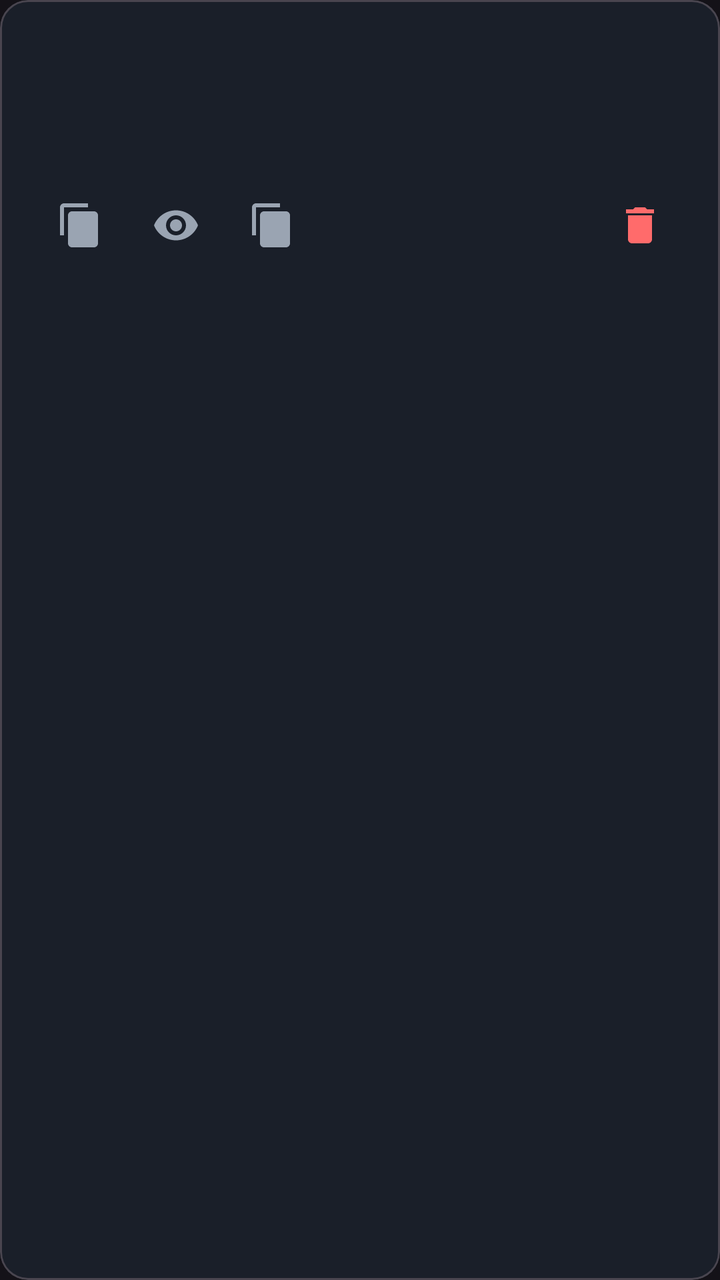
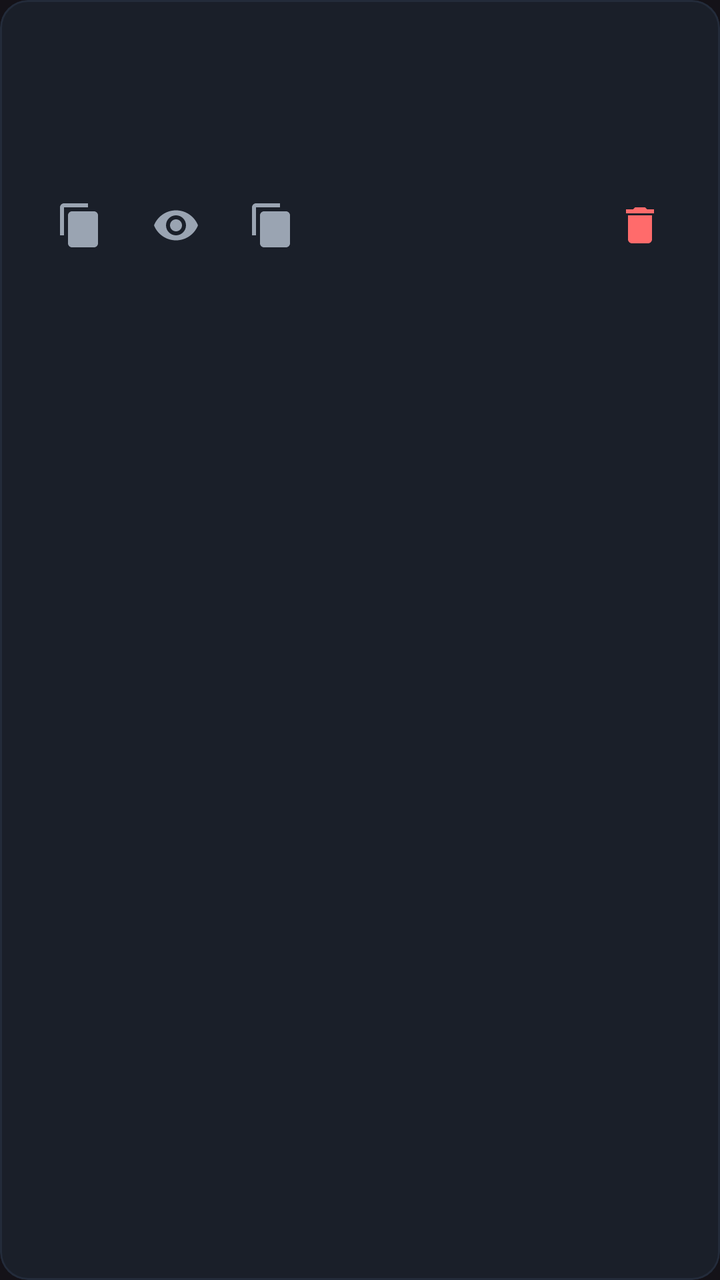

Screens rendered from an Android XML layout before and after an edit, with the pre-edit source and the edit as a unified diff.
<!-- AndroidManifest.xml: application theme Theme.PassVault -->
<!-- res/layout/item_entry.xml -->
<?xml version="1.0" encoding="utf-8"?>
<com.google.android.material.card.MaterialCardView xmlns:android="http://schemas.android.com/apk/res/android"
    xmlns:app="http://schemas.android.com/apk/res-auto"
    android:layout_width="match_parent"
    android:layout_height="wrap_content"
    android:layout_marginBottom="10dp"
    app:cardBackgroundColor="@color/vault_card"
    app:cardCornerRadius="14dp"
    app:cardElevation="0dp"
    app:rippleColor="#334F8CFF">

    <LinearLayout
        android:layout_width="match_parent"
        android:layout_height="wrap_content"
        android:orientation="vertical"
        android:padding="16dp">

        <TextView
            android:id="@+id/txtSite"
            android:layout_width="match_parent"
            android:layout_height="wrap_content"
            android:textColor="#FFFFFF"
            android:textSize="17sp"
            android:textStyle="bold" />

        <TextView
            android:id="@+id/txtUsername"
            android:layout_width="match_parent"
            android:layout_height="wrap_content"
            android:layout_marginTop="2dp"
            android:textColor="#9AA4B2"
            android:textSize="14sp" />

        <TextView
            android:id="@+id/txtPassword"
            android:layout_width="match_parent"
            android:layout_height="wrap_content"
            android:layout_marginTop="2dp"
            android:fontFamily="monospace"
            android:textColor="#9AA4B2"
            android:textSize="14sp" />

        <LinearLayout
            android:layout_width="match_parent"
            android:layout_height="wrap_content"
            android:layout_marginTop="8dp"
            android:orientation="horizontal">

            <ImageButton
                android:id="@+id/btnCopyUser"
                style="@style/Widget.Material3.Button.IconButton"
                android:layout_width="48dp"
                android:layout_height="48dp"
                android:contentDescription="Copier identifiant"
                android:src="@drawable/ic_copy"
                app:tint="#9AA4B2" />

            <ImageButton
                android:id="@+id/btnReveal"
                style="@style/Widget.Material3.Button.IconButton"
                android:layout_width="48dp"
                android:layout_height="48dp"
                android:contentDescription="Afficher mot de passe"
                android:src="@drawable/ic_eye"
                app:tint="#9AA4B2" />

            <ImageButton
                android:id="@+id/btnCopyPass"
                style="@style/Widget.Material3.Button.IconButton"
                android:layout_width="48dp"
                android:layout_height="48dp"
                android:contentDescription="Copier mot de passe"
                android:src="@drawable/ic_copy"
                app:tint="#9AA4B2" />

            <View
                android:layout_width="0dp"
                android:layout_height="0dp"
                android:layout_weight="1" />

            <ImageButton
                android:id="@+id/btnDelete"
                style="@style/Widget.Material3.Button.IconButton"
                android:layout_width="48dp"
                android:layout_height="48dp"
                android:contentDescription="@string/action_delete"
                android:src="@drawable/ic_delete"
                app:tint="#FF6B6B" />
        </LinearLayout>
    </LinearLayout>
</com.google.android.material.card.MaterialCardView>
<!-- resources referenced by this layout -->
<resources>
  <color name="vault_card">#1A1F29</color>
  <!-- drawable ic_copy (drawable) -->
  <vector xmlns:android="http://schemas.android.com/apk/res/android"
      android:width="24dp" android:height="24dp"
      android:viewportWidth="24" android:viewportHeight="24">
      <path android:fillColor="#FF000000" android:pathData="M16,1H4C2.9,1 2,1.9 2,3v14h2V3h12V1zM19,5H8C6.9,5 6,5.9 6,7v14c0,1.1 0.9,2 2,2h11c1.1,0 2,-0.9 2,-2V7c0,-1.1 -0.9,-2 -2,-2z"/>
  </vector>
  <!-- drawable ic_delete (drawable) -->
  <vector xmlns:android="http://schemas.android.com/apk/res/android"
      android:width="24dp" android:height="24dp"
      android:viewportWidth="24" android:viewportHeight="24">
      <path android:fillColor="#FF000000" android:pathData="M6,19c0,1.1 0.9,2 2,2h8c1.1,0 2,-0.9 2,-2V7H6v12zM19,4h-3.5l-1,-1h-5l-1,1H5v2h14V4z"/>
  </vector>
  <!-- drawable ic_eye (drawable) -->
  <vector xmlns:android="http://schemas.android.com/apk/res/android"
      android:width="24dp" android:height="24dp"
      android:viewportWidth="24" android:viewportHeight="24">
      <path android:fillColor="#FF000000" android:pathData="M12,4.5C7,4.5 2.73,7.61 1,12c1.73,4.39 6,7.5 11,7.5s9.27,-3.11 11,-7.5c-1.73,-4.39 -6,-7.5 -11,-7.5zM12,17c-2.76,0 -5,-2.24 -5,-5s2.24,-5 5,-5 5,2.24 5,5 -2.24,5 -5,5zM12,9c-1.66,0 -3,1.34 -3,3s1.34,3 3,3 3,-1.34 3,-3 -1.34,-3 -3,-3z"/>
  </vector>
  <string name="action_delete">Supprimer</string>
  <style name="Theme.PassVault" parent="Base.Theme.PassVault" />
  <style name="Base.Theme.PassVault" parent="Theme.Material3.Dark.NoActionBar">
          <item name="colorPrimary">@color/vault_accent</item>
          <item name="android:statusBarColor">@android:color/transparent</item>
          <item name="android:windowLightStatusBar">false</item>
      </style>
  <color name="vault_accent">#4F8CFF</color>
</resources>

<!-- the commit's change to res/layout/item_entry.xml (unified diff, before → after) -->
@@ -7,6 +7,8 @@
     app:cardBackgroundColor="@color/vault_card"
     app:cardCornerRadius="14dp"
     app:cardElevation="0dp"
+    app:strokeWidth="1dp"
+    app:strokeColor="#232B3A"
     app:rippleColor="#334F8CFF">
 
     <LinearLayout
